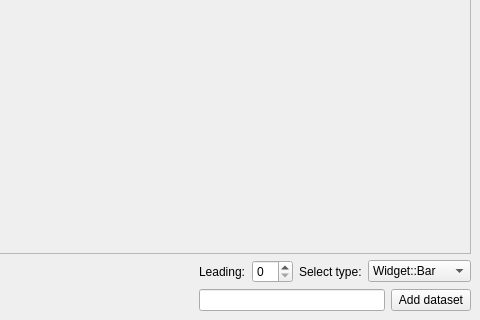
Qt form examples/Widget/Advanced/mainwindow.ui (KDAB/KDChart) before a commit; both pictures show x 81 to 561 and y 192 to 512 of the 561 by 512 pixel window.
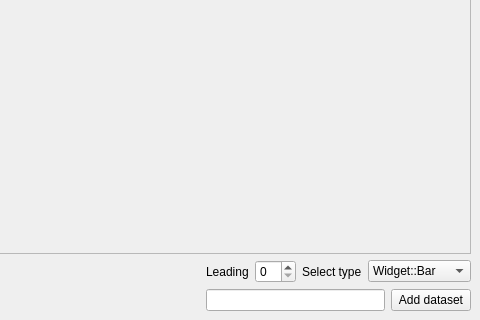
The same form after that commit.

Diff of the .ui file:
```diff
--- a/examples/Widget/Advanced/mainwindow.ui
+++ b/examples/Widget/Advanced/mainwindow.ui
@@ -80,7 +80,7 @@
    <item row="1" column="3">
     <widget class="QLabel" name="typeLabel">
      <property name="text">
-      <string>Select type:</string>
+      <string>Select type</string>
      </property>
      <property name="buddy">
       <cstring>typeSelector</cstring>
@@ -90,7 +90,7 @@
    <item row="1" column="1">
     <widget class="QLabel" name="leadingLabel">
      <property name="text">
-      <string>Leading:</string>
+      <string>Leading</string>
      </property>
     </widget>
    </item>
```
